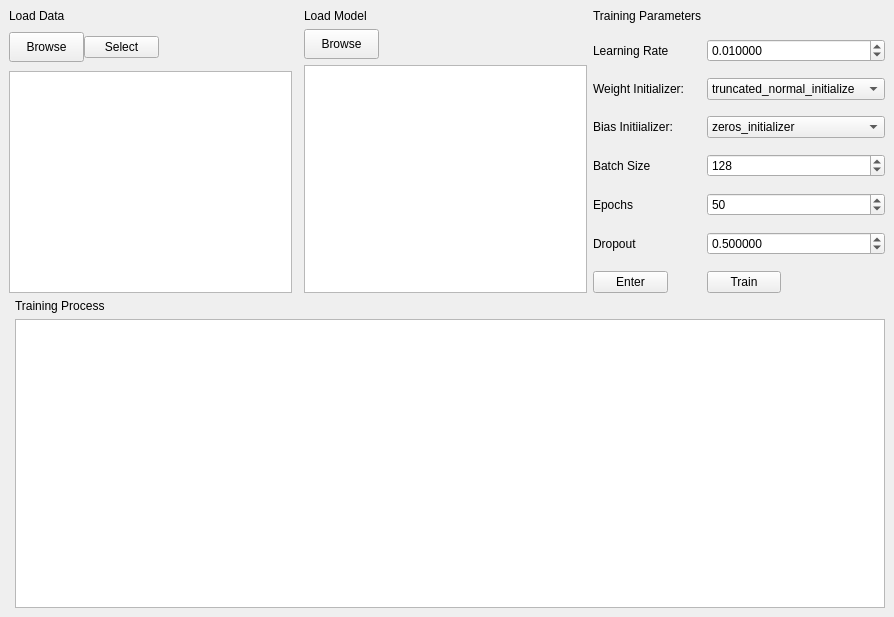
sheMnapion/AI-QSAR, file QSAR-UI/mainwindow1.ui: the form before one commit.
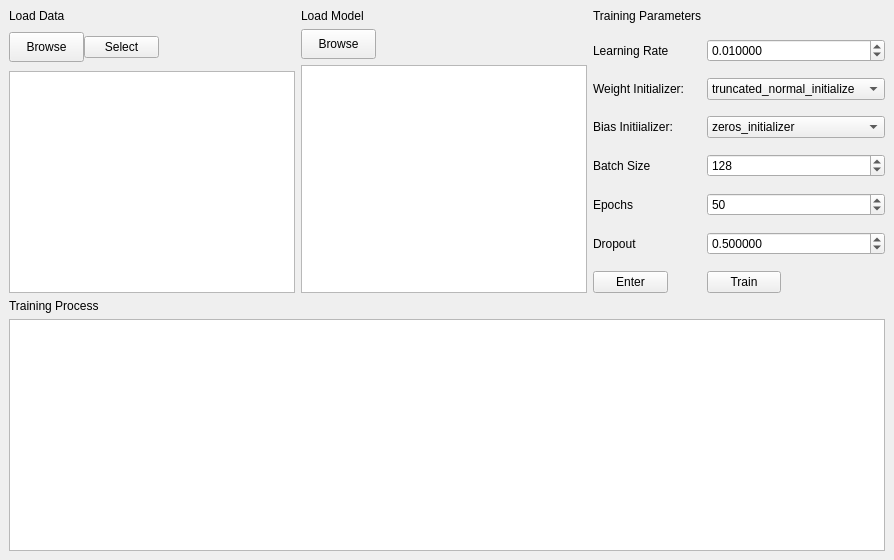
The form after the commit.

Commit message: Change some layout and streches in UI

What changed in the file:
```diff
--- a/QSAR-UI/mainwindow1.ui
+++ b/QSAR-UI/mainwindow1.ui
@@ -7,13 +7,13 @@
     <x>0</x>
     <y>0</y>
     <width>894</width>
-    <height>617</height>
+    <height>560</height>
    </rect>
   </property>
   <property name="sizePolicy">
-   <sizepolicy hsizetype="Expanding" vsizetype="Preferred">
-    <horstretch>0</horstretch>
-    <verstretch>0</verstretch>
+   <sizepolicy hsizetype="Expanding" vsizetype="Expanding">
+    <horstretch>1</horstretch>
+    <verstretch>1</verstretch>
    </sizepolicy>
   </property>
   <property name="windowTitle">
@@ -21,77 +21,16 @@
   </property>
   <widget class="QWidget" name="centralwidget">
    <layout class="QGridLayout" name="gridLayout_2">
-    <item row="3" column="1" colspan="3">
-     <widget class="QListWidget" name="trainingList"/>
-    </item>
-    <item row="2" column="1">
-     <widget class="QLabel" name="label_5">
-      <property name="sizePolicy">
-       <sizepolicy hsizetype="Expanding" vsizetype="Preferred">
-        <horstretch>0</horstretch>
-        <verstretch>0</verstretch>
-       </sizepolicy>
-      </property>
-      <property name="text">
-       <string>Training Process</string>
-      </property>
-     </widget>
-    </item>
-    <item row="0" column="2" rowspan="2">
-     <layout class="QVBoxLayout" name="verticalLayout">
-      <item>
-       <widget class="QLabel" name="label_4">
-        <property name="sizePolicy">
-         <sizepolicy hsizetype="Expanding" vsizetype="Fixed">
-          <horstretch>0</horstretch>
-          <verstretch>0</verstretch>
-         </sizepolicy>
-        </property>
-        <property name="text">
-         <string>Load Model</string>
-        </property>
-       </widget>
-      </item>
-      <item>
-       <widget class="QPushButton" name="modelBrowseBtn">
-        <property name="sizePolicy">
-         <sizepolicy hsizetype="Preferred" vsizetype="Fixed">
-          <horstretch>0</horstretch>
-          <verstretch>0</verstretch>
-         </sizepolicy>
-        </property>
-        <property name="minimumSize">
-         <size>
-          <width>75</width>
-          <height>30</height>
-         </size>
-        </property>
-        <property name="maximumSize">
-         <size>
-          <width>75</width>
-          <height>30</height>
-         </size>
-        </property>
-        <property name="text">
-         <string>Browse</string>
-        </property>
-       </widget>
-      </item>
-      <item>
-       <widget class="QListWidget" name="modelList"/>
-      </item>
-     </layout>
-    </item>
-    <item row="0" column="0" rowspan="2" colspan="2">
-     <layout class="QGridLayout" name="gridLayout">
+    <item row="0" column="0">
+     <layout class="QGridLayout" name="gridLayout" rowstretch="1,0,0,0,0,0,0,1" columnstretch="1,1">
       <property name="verticalSpacing">
        <number>9</number>
       </property>
       <item row="0" column="0">
        <widget class="QLabel" name="label_3">
         <property name="sizePolicy">
-         <sizepolicy hsizetype="Fixed" vsizetype="Fixed">
-          <horstretch>0</horstretch>
+         <sizepolicy hsizetype="Expanding" vsizetype="Fixed">
+          <horstretch>1</horstretch>
           <verstretch>0</verstretch>
          </sizepolicy>
         </property>
@@ -101,7 +40,7 @@
        </widget>
       </item>
       <item row="5" column="0" colspan="2">
-       <layout class="QHBoxLayout" name="horizontalLayout">
+       <layout class="QHBoxLayout" name="horizontalLayout" stretch="1,1,1">
         <property name="leftMargin">
          <number>0</number>
         </property>
@@ -182,12 +121,71 @@
         </item>
        </layout>
       </item>
-      <item row="7" column="0">
-       <widget class="QListWidget" name="dataList"/>
+      <item row="6" column="0" rowspan="2" colspan="2">
+       <widget class="QListWidget" name="dataList">
+        <property name="sizePolicy">
+         <sizepolicy hsizetype="Expanding" vsizetype="Expanding">
+          <horstretch>1</horstretch>
+          <verstretch>1</verstretch>
+         </sizepolicy>
+        </property>
+       </widget>
       </item>
      </layout>
     </item>
-    <item row="0" column="3" rowspan="2">
+    <item row="0" column="1">
+     <layout class="QVBoxLayout" name="verticalLayout" stretch="1,1,1">
+      <item>
+       <widget class="QLabel" name="label_4">
+        <property name="sizePolicy">
+         <sizepolicy hsizetype="Expanding" vsizetype="Fixed">
+          <horstretch>1</horstretch>
+          <verstretch>0</verstretch>
+         </sizepolicy>
+        </property>
+        <property name="text">
+         <string>Load Model</string>
+        </property>
+       </widget>
+      </item>
+      <item>
+       <widget class="QPushButton" name="modelBrowseBtn">
+        <property name="sizePolicy">
+         <sizepolicy hsizetype="Expanding" vsizetype="Fixed">
+          <horstretch>1</horstretch>
+          <verstretch>0</verstretch>
+         </sizepolicy>
+        </property>
+        <property name="minimumSize">
+         <size>
+          <width>75</width>
+          <height>30</height>
+         </size>
+        </property>
+        <property name="maximumSize">
+         <size>
+          <width>75</width>
+          <height>30</height>
+         </size>
+        </property>
+        <property name="text">
+         <string>Browse</string>
+        </property>
+       </widget>
+      </item>
+      <item>
+       <widget class="QListWidget" name="modelList">
+        <property name="sizePolicy">
+         <sizepolicy hsizetype="Expanding" vsizetype="Expanding">
+          <horstretch>1</horstretch>
+          <verstretch>1</verstretch>
+         </sizepolicy>
+        </property>
+       </widget>
+      </item>
+     </layout>
+    </item>
+    <item row="0" column="2">
      <layout class="QFormLayout" name="formLayout">
       <property name="horizontalSpacing">
        <number>5</number>
@@ -357,6 +355,29 @@
       </item>
      </layout>
     </item>
+    <item row="1" column="0">
+     <widget class="QLabel" name="label_5">
+      <property name="sizePolicy">
+       <sizepolicy hsizetype="Expanding" vsizetype="Fixed">
+        <horstretch>1</horstretch>
+        <verstretch>0</verstretch>
+       </sizepolicy>
+      </property>
+      <property name="text">
+       <string>Training Process</string>
+      </property>
+     </widget>
+    </item>
+    <item row="2" column="0" colspan="3">
+     <widget class="QListWidget" name="trainingList">
+      <property name="sizePolicy">
+       <sizepolicy hsizetype="Expanding" vsizetype="Expanding">
+        <horstretch>1</horstretch>
+        <verstretch>0</verstretch>
+       </sizepolicy>
+      </property>
+     </widget>
+    </item>
    </layout>
   </widget>
   <widget class="QMenuBar" name="menubar">
```
Left out of the diff: 42 changed lines with no effect on the pictures. The commit also changes 1 other file.
